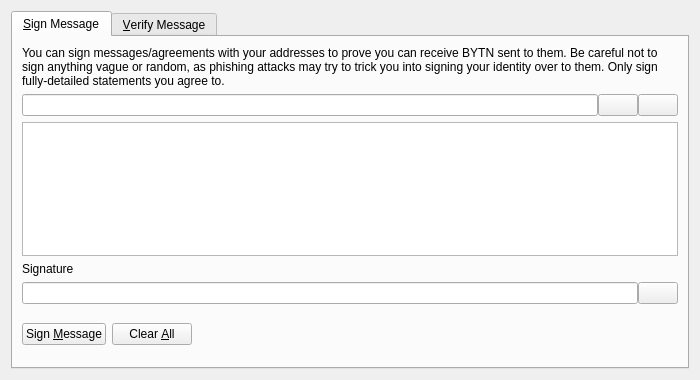
The window that src/qt/forms/signverifymessagedialog.ui (bytn-team/byt) describes before a commit, drawn with Qt 5.
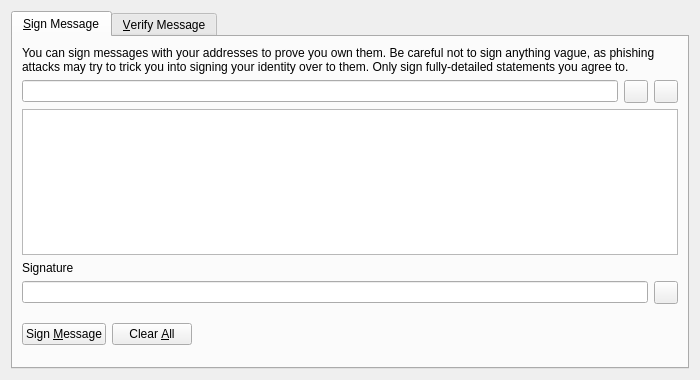
The same window after the commit. Icons and pictures are not drawn. Custom widgets are drawn as their Qt base class.

The edit to the form file:
```diff
--- a/src/qt/forms/signverifymessagedialog.ui
+++ b/src/qt/forms/signverifymessagedialog.ui
@@ -30,7 +30,7 @@
        <item>
         <widget class="QLabel" name="infoLabel_SM">
          <property name="text">
-          <string>You can sign messages/agreements with your addresses to prove you can receive BYTN sent to them. Be careful not to sign anything vague or random, as phishing attacks may try to trick you into signing your identity over to them. Only sign fully-detailed statements you agree to.</string>
+          <string>You can sign messages with your addresses to prove you own them. Be careful not to sign anything vague, as phishing attacks may try to trick you into signing your identity over to them. Only sign fully-detailed statements you agree to.</string>
          </property>
          <property name="textFormat">
           <enum>Qt::PlainText</enum>
@@ -42,9 +42,6 @@
        </item>
        <item>
         <layout class="QHBoxLayout" name="horizontalLayout_1_SM">
-         <property name="spacing">
-          <number>0</number>
-         </property>
          <item>
           <widget class="QValidatedLineEdit" name="addressIn_SM">
            <property name="toolTip">
@@ -53,7 +50,7 @@
           </widget>
          </item>
          <item>
-          <widget class="QPushButton" name="addressBookButton_SM">
+          <widget class="QToolButton" name="addressBookButton_SM">
            <property name="toolTip">
             <string>Choose previously used address</string>
            </property>
@@ -63,13 +60,10 @@
            <property name="shortcut">
             <string>Alt+A</string>
            </property>
-           <property name="autoDefault">
-            <bool>false</bool>
-           </property>
           </widget>
          </item>
          <item>
-          <widget class="QPushButton" name="pasteButton_SM">
+          <widget class="QToolButton" name="pasteButton_SM">
            <property name="toolTip">
             <string>Paste address from clipboard</string>
            </property>
@@ -79,9 +73,6 @@
            <property name="shortcut">
             <string>Alt+P</string>
            </property>
-           <property name="autoDefault">
-            <bool>false</bool>
-           </property>
           </widget>
          </item>
         </layout>
@@ -105,9 +96,6 @@
        </item>
        <item>
         <layout class="QHBoxLayout" name="horizontalLayout_2_SM">
-         <property name="spacing">
-          <number>0</number>
-         </property>
          <item>
           <widget class="QLineEdit" name="signatureOut_SM">
            <property name="font">
@@ -121,15 +109,16 @@
           </widget>
          </item>
          <item>
-          <widget class="QPushButton" name="copySignatureButton_SM">
+          <widget class="QToolButton" name="copySignatureButton_SM">
            <property name="toolTip">
             <string>Copy the current signature to the system clipboard</string>
            </property>
            <property name="text">
             <string/>
            </property>
-           <property name="autoDefault">
-            <bool>false</bool>
+           <property name="icon">
+            <iconset resource="../bytn.qrc">
+             <normaloff>:/icons/editcopy</normaloff>:/icons/editcopy</iconset>
            </property>
           </widget>
          </item>
```
Left out of the diff: 38 changed lines with no effect on the pictures.
